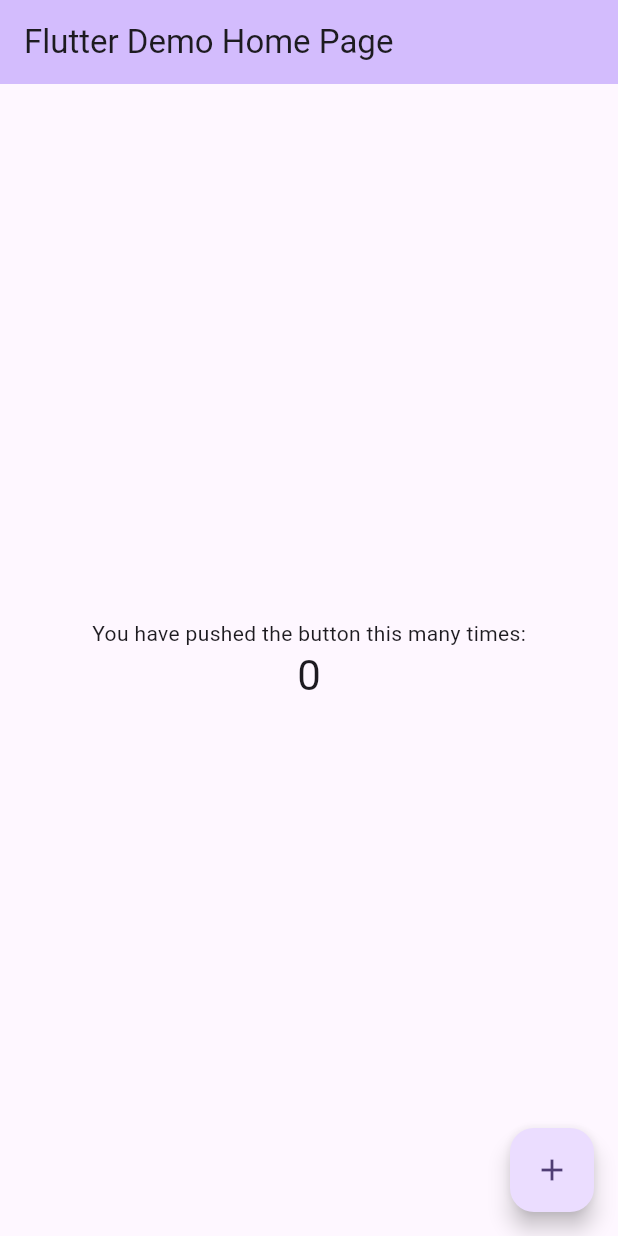
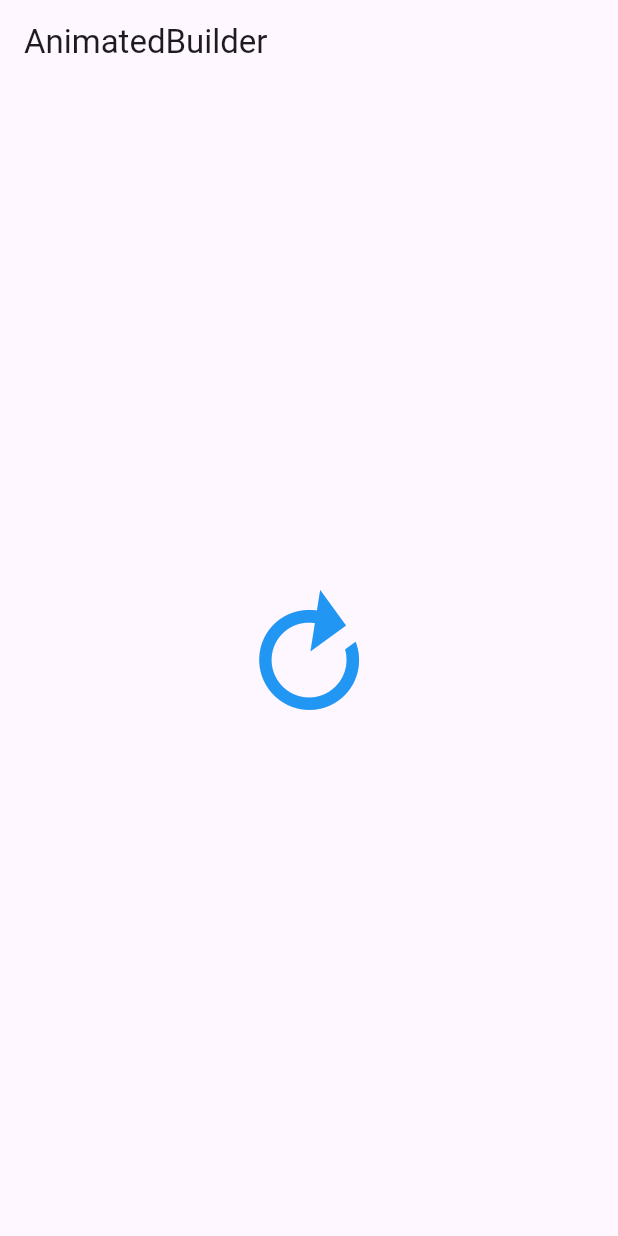
Before and after one commit to sinanex/animation-flutter, a Flutter app: the screen it shows after launch, on a phone screen of 412 x 824 dp. Run offline on Flutter 3.47's test engine with Material 3 defaults, Android fonts, the light colour scheme and no system bars.

Commit message:
refresh button rotate

```diff
--- a/animation/lib/main.dart
+++ b/animation/lib/main.dart
@@ -1,125 +1,61 @@
 import 'package:flutter/material.dart';
 
-void main() {
-  runApp(const MyApp());
+void main(){
+  runApp(MyApp());
 }
 
 class MyApp extends StatelessWidget {
   const MyApp({super.key});
 
-  // This widget is the root of your application.
   @override
   Widget build(BuildContext context) {
     return MaterialApp(
-      title: 'Flutter Demo',
-      theme: ThemeData(
-        // This is the theme of your application.
-        //
-        // TRY THIS: Try running your application with "flutter run". You'll see
-        // the application has a purple toolbar. Then, without quitting the app,
-        // try changing the seedColor in the colorScheme below to Colors.green
-        // and then invoke "hot reload" (save your changes or press the "hot
-        // reload" button in a Flutter-supported IDE, or press "r" if you used
-        // the command line to start the app).
-        //
-        // Notice that the counter didn't reset back to zero; the application
-        // state is not lost during the reload. To reset the state, use hot
-        // restart instead.
-        //
-        // This works for code too, not just values: Most code changes can be
-        // tested with just a hot reload.
-        colorScheme: ColorScheme.fromSeed(seedColor: Colors.deepPurple),
-        useMaterial3: true,
-      ),
-      home: const MyHomePage(title: 'Flutter Demo Home Page'),
+      home: HomePage(),
     );
   }
 }
 
-class MyHomePage extends StatefulWidget {
-  const MyHomePage({super.key, required this.title});
 
-  // This widget is the home page of your application. It is stateful, meaning
-  // that it has a State object (defined below) that contains fields that affect
-  // how it looks.
-
-  // This class is the configuration for the state. It holds the values (in this
-  // case the title) provided by the parent (in this case the App widget) and
-  // used by the build method of the State. Fields in a Widget subclass are
-  // always marked "final".
-
-  final String title;
+class HomePage extends StatefulWidget {
+  const HomePage({super.key});
 
   @override
-  State<MyHomePage> createState() => _MyHomePageState();
+  State<HomePage> createState() => _HomePageState();
 }
 
-class _MyHomePageState extends State<MyHomePage> {
-  int _counter = 0;
+class _HomePageState extends State<HomePage> with SingleTickerProviderStateMixin  {
+  late AnimationController _animationController;
+  @override
+  void initState() {
+    _animationController = AnimationController(
+      duration: Duration(seconds: 2),
+      vsync: this)..repeat();
+    // TODO: implement initState
+    super.initState();
+  }
+  @override
+  void dispose() {
+    _animationController.dispose();
+    // TODO: implement dispose
+    super.dispose();
+  }
+  @override
 
-  void _incrementCounter() {
-    setState(() {
-      // This call to setState tells the Flutter framework that something has
-      // changed in this State, which causes it to rerun the build method below
-      // so that the display can reflect the updated values. If we changed
-      // _counter without calling setState(), then the build method would not be
-      // called again, and so nothing would appear to happen.
-      _counter++;
-    });
-  }
-
-  @override
   Widget build(BuildContext context) {
-    // This method is rerun every time setState is called, for instance as done
-    // by the _incrementCounter method above.
-    //
-    // The Flutter framework has been optimized to make rerunning build methods
-    // fast, so that you can just rebuild anything that needs updating rather
-    // than having to individually change instances of widgets.
     return Scaffold(
-      appBar: AppBar(
-        // TRY THIS: Try changing the color here to a specific color (to
-        // Colors.amber, perhaps?) and trigger a hot reload to see the AppBar
-        // change color while the other colors stay the same.
-        backgroundColor: Theme.of(context).colorScheme.inversePrimary,
-        // Here we take the value from the MyHomePage object that was created by
-        // the App.build method, and use it to set our appbar title.
-        title: Text(widget.title),
-      ),
+ appBar: AppBar(title: Text("AnimatedBuilder ")),
       body: Center(
-        // Center is a layout widget. It takes a single child and positions it
-        // in the middle of the parent.
-        child: Column(
-          // Column is also a layout widget. It takes a list of children and
-          // arranges them vertically. By default, it sizes itself to fit its
-          // children horizontally, and tries to be as tall as its parent.
-          //
-          // Column has various properties to control how it sizes itself and
-          // how it positions its children. Here we use mainAxisAlignment to
-          // center the children vertically; the main axis here is the vertical
-          // axis because Columns are vertical (the cross axis would be
-          // horizontal).
-          //
-          // TRY THIS: Invoke "debug painting" (choose the "Toggle Debug Paint"
-          // action in the IDE, or press "p" in the console), to see the
-          // wireframe for each widget.
-          mainAxisAlignment: MainAxisAlignment.center,
-          children: <Widget>[
-            const Text(
-              'You have pushed the button this many times:',
-            ),
-            Text(
-              '$_counter',
-              style: Theme.of(context).textTheme.headlineMedium,
-            ),
-          ],
+        child: AnimatedBuilder(
+          animation: _animationController,
+          builder: (context, child) {
+            return Transform.rotate(
+              angle: _animationController.value * 2 * 3.1416,
+              child: child,
+            );
+          },
+          child: Icon(Icons.refresh, size: 100, color: Colors.blue),
         ),
       ),
-      floatingActionButton: FloatingActionButton(
-        onPressed: _incrementCounter,
-        tooltip: 'Increment',
-        child: const Icon(Icons.add),
-      ), // This trailing comma makes auto-formatting nicer for build methods.
     );
   }
 }
```
